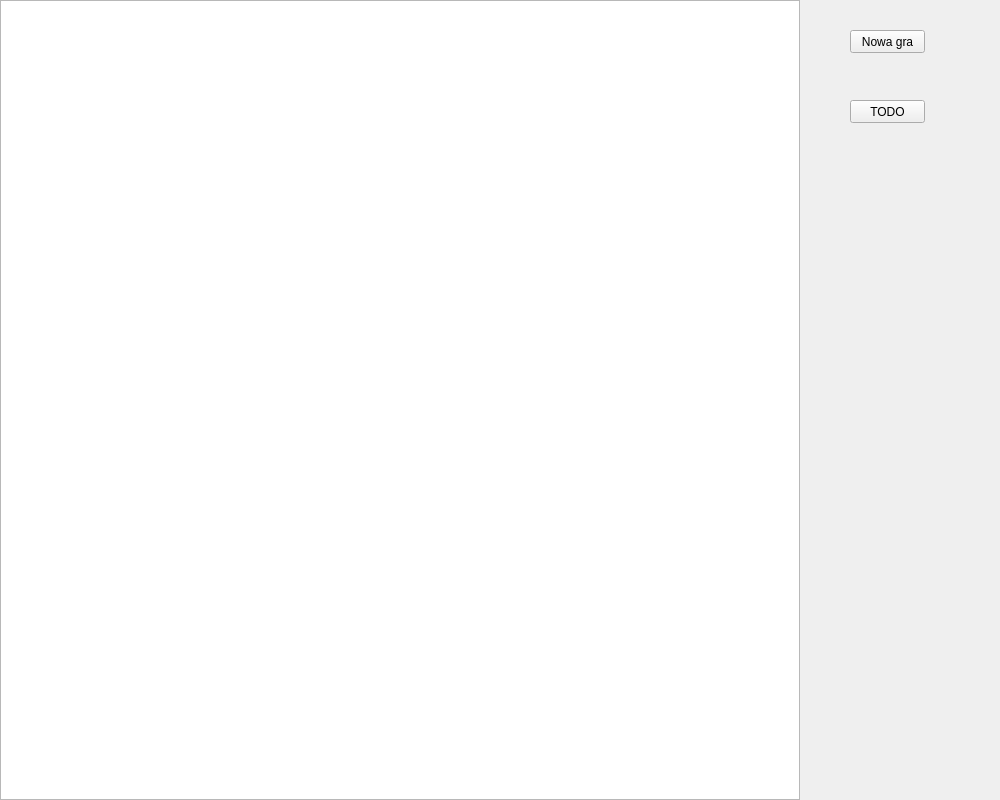
First picture: the form in cglowneokno.ui, repository westpro4321/Projekt_szachy, before the edit.
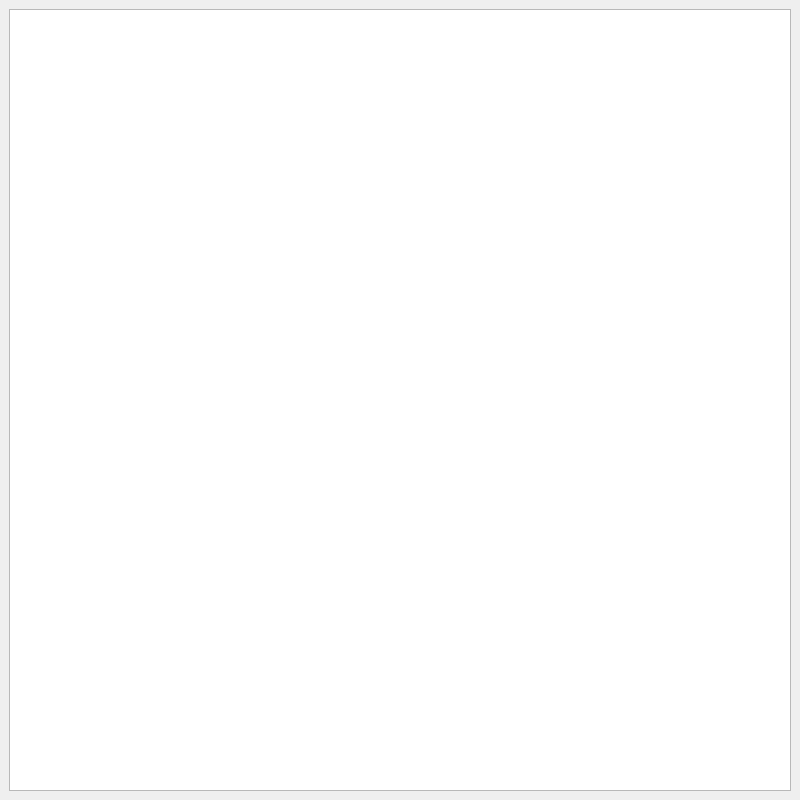
Second picture: the form after the edit.

What changed in the file:
```diff
--- a/cglowneokno.ui
+++ b/cglowneokno.ui
@@ -6,7 +6,7 @@
    <rect>
     <x>0</x>
     <y>0</y>
-    <width>1000</width>
+    <width>800</width>
     <height>800</height>
    </rect>
   </property>
@@ -26,48 +26,18 @@
      <verstretch>0</verstretch>
     </sizepolicy>
    </property>
+   <layout class="QVBoxLayout" name="verticalLayout">
+    <item>
    <widget class="QGraphicsView" name="widok">
-    <property name="geometry">
-     <rect>
-      <x>0</x>
-      <y>0</y>
-      <width>800</width>
-      <height>800</height>
-     </rect>
-    </property>
     <property name="sizePolicy">
-     <sizepolicy hsizetype="Fixed" vsizetype="Fixed">
+       <sizepolicy hsizetype="Expanding" vsizetype="Expanding">
       <horstretch>0</horstretch>
       <verstretch>0</verstretch>
      </sizepolicy>
     </property>
    </widget>
-   <widget class="QPushButton" name="nowaGraPrzycisk">
-    <property name="geometry">
-     <rect>
-      <x>850</x>
-      <y>30</y>
-      <width>75</width>
-      <height>23</height>
-     </rect>
-    </property>
-    <property name="text">
-     <string>Nowa gra</string>
-    </property>
-   </widget>
-   <widget class="QPushButton" name="pushButton_2">
-    <property name="geometry">
-     <rect>
-      <x>850</x>
-      <y>100</y>
-      <width>75</width>
-      <height>23</height>
-     </rect>
-    </property>
-    <property name="text">
-     <string>TODO</string>
-    </property>
-   </widget>
+    </item>
+   </layout>
   </widget>
  </widget>
  <resources/>
```
Lines whose indentation alone changed are shown as unchanged.
